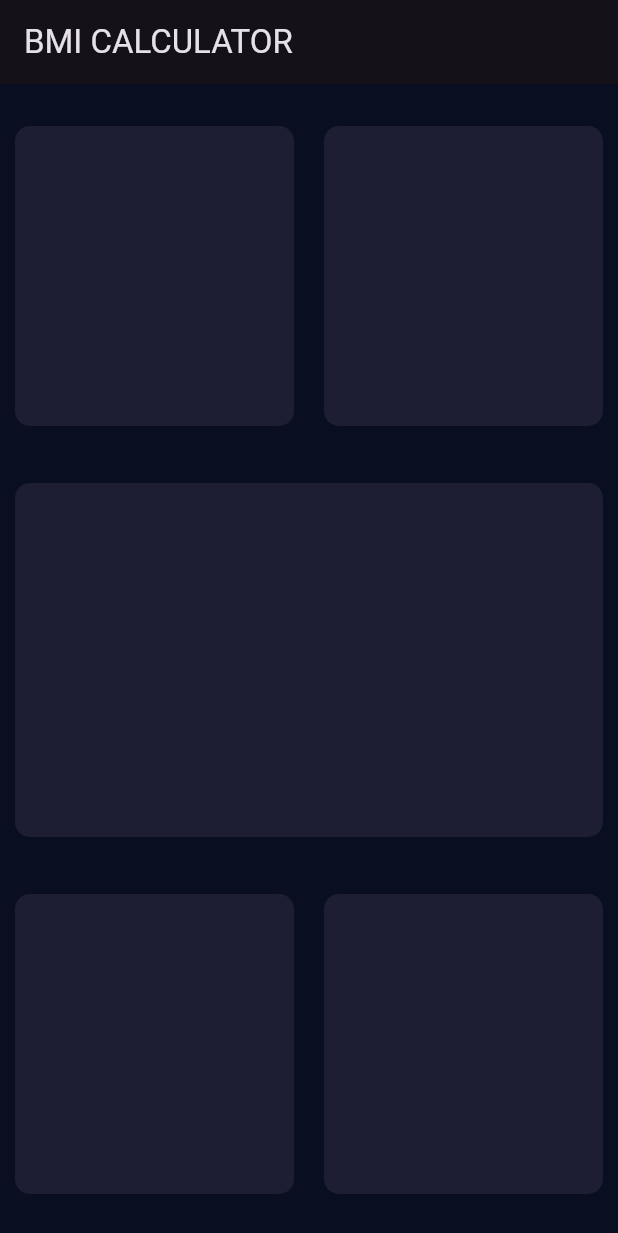
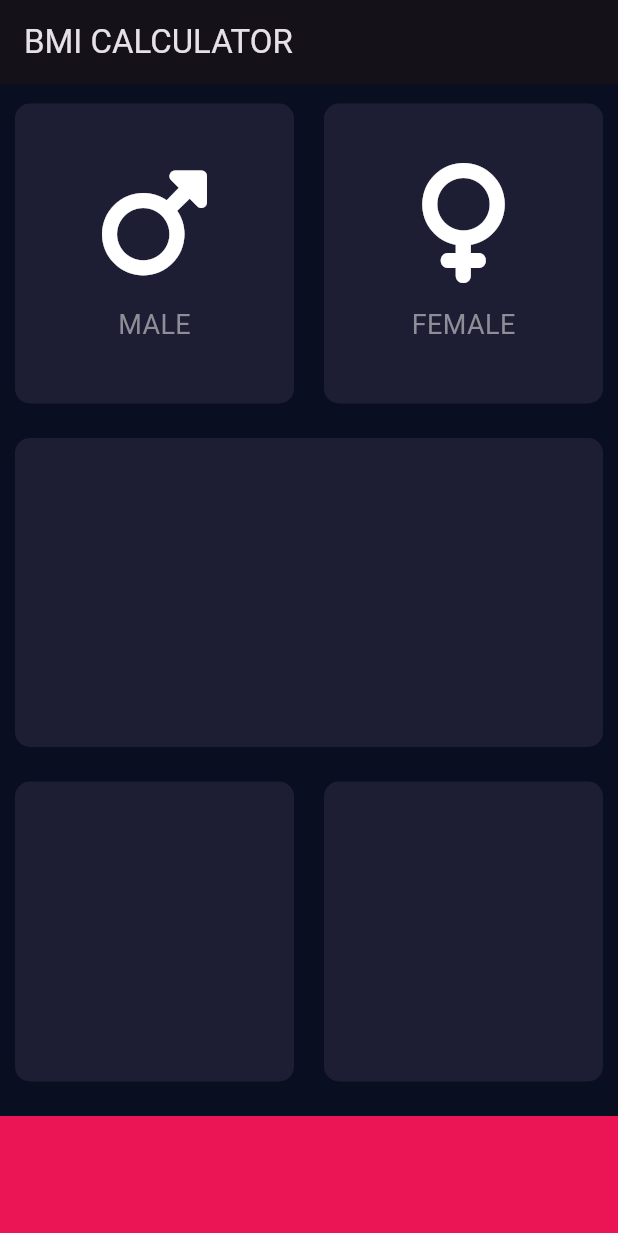
Before and after one commit to igudy/bmi_calculator_flutter, a Flutter app: the screen it shows after launch, on a phone screen of 412 x 824 dp. Shown: the top 1233 px of the screen. Run offline on Flutter 3.47's test engine with Material 3 defaults, Android fonts, the phone set to English and light mode, and no system bars; our stand-ins replace font_awesome_flutter.

Commit message:
feat: male and female

```diff
--- a/lib/input_page.dart
+++ b/lib/input_page.dart
@@ -1,4 +1,13 @@
 import 'package:flutter/material.dart';
+import 'package:font_awesome_flutter/font_awesome_flutter.dart';
+
+// Values that will never change use the "const" keyword, while values
+// that change in runtime use the "final" keyword
+// Use DRY Principle always, Do Not Repeat Yourself.
+
+const bottomContainerHeight = 80.0;
+const activeCardColour = Color(0xFF1D1E33);
+const bottomContainerColor = Color(0xFFEB1555);
 
 class InputPage extends StatefulWidget {
   const InputPage({super.key});
@@ -34,43 +43,89 @@ class _TopBoxesState extends State<AllBody> {
       crossAxisAlignment: CrossAxisAlignment.stretch,
       children: [
         Expanded(
-          // Expands the Row to take available vertical space
           child: Row(
             mainAxisAlignment: MainAxisAlignment.spaceEvenly,
             children: [
-              Expanded(
+              const Expanded(
                 child: ReusableCard(
-                  colour: const Color(0xFF1D1E33),
+                  colour: activeCardColour,
+                  cardChild: IconContent(
+                    icon: FontAwesomeIcons.mars,
+                    label: "MALE",
+                  ),
                 ),
               ),
-              Expanded(
+              const Expanded(
                 child: ReusableCard(
-                  colour: const Color(0xFF1D1E33),
+                  colour: activeCardColour,
+                  cardChild: IconContent(
+                    icon: FontAwesomeIcons.venus,
+                    label: "FEMALE",
+                  ),
                 ),
               ),
             ],
           ),
         ),
-        Expanded(
+        const Expanded(
           child: ReusableCard(
-            colour: const Color(0xFF1D1E33),
+            colour: activeCardColour,
+            cardChild: SizedBox.shrink(),
           ),
         ),
         Expanded(
           child: Row(
             mainAxisAlignment: MainAxisAlignment.spaceEvenly,
-            children: [
+            children: const [
               Expanded(
                 child: ReusableCard(
-                  colour: const Color(0xFF1D1E33),
+                  colour: activeCardColour,
+                  cardChild: SizedBox.shrink(),
                 ),
               ),
               Expanded(
                 child: ReusableCard(
-                  colour: const Color(0xFF1D1E33),
+                  colour: activeCardColour,
+                  cardChild: SizedBox.shrink(),
                 ),
               ),
             ],
+          ),
+        ),
+        Container(
+          color: bottomContainerColor,
+          margin: const EdgeInsets.only(top: 10.0),
+          width: double.infinity,
+          height: bottomContainerHeight,
+        ),
+      ],
+    );
+  }
+}
+
+class IconContent extends StatelessWidget {
+  const IconContent({super.key, required this.icon, required this.label});
+
+  final IconData icon;
+  final String label;
+
+  @override
+  Widget build(BuildContext context) {
+    return Column(
+      mainAxisAlignment: MainAxisAlignment.center,
+      children: <Widget>[
+        Icon(
+          icon,
+          size: 80.0,
+        ),
+        const SizedBox(
+          height: 15.0,
+        ),
+        Text(
+          label,
+          style: const TextStyle(
+            fontSize: 18.0,
+            color: Color(0xFF8D8E98),
           ),
         ),
       ],
@@ -79,11 +134,14 @@ class _TopBoxesState extends State<AllBody> {
 }
 
 class ReusableCard extends StatelessWidget {
-  // const ReusableCard({super.key})
-
-  ReusableCard({super.key, required this.colour});
+  const ReusableCard({
+    super.key,
+    required this.colour,
+    required this.cardChild,
+  });
 
   final Color colour;
+  final Widget cardChild;
 
   @override
   Widget build(BuildContext context) {
@@ -95,6 +153,7 @@ class ReusableCard extends StatelessWidget {
       ),
       height: 200.0,
       width: 170.0,
+      child: cardChild,
     );
   }
 }
```
Also changed, not shown: pubspec.yaml (+2 -65 lines), pubspec.lock.
